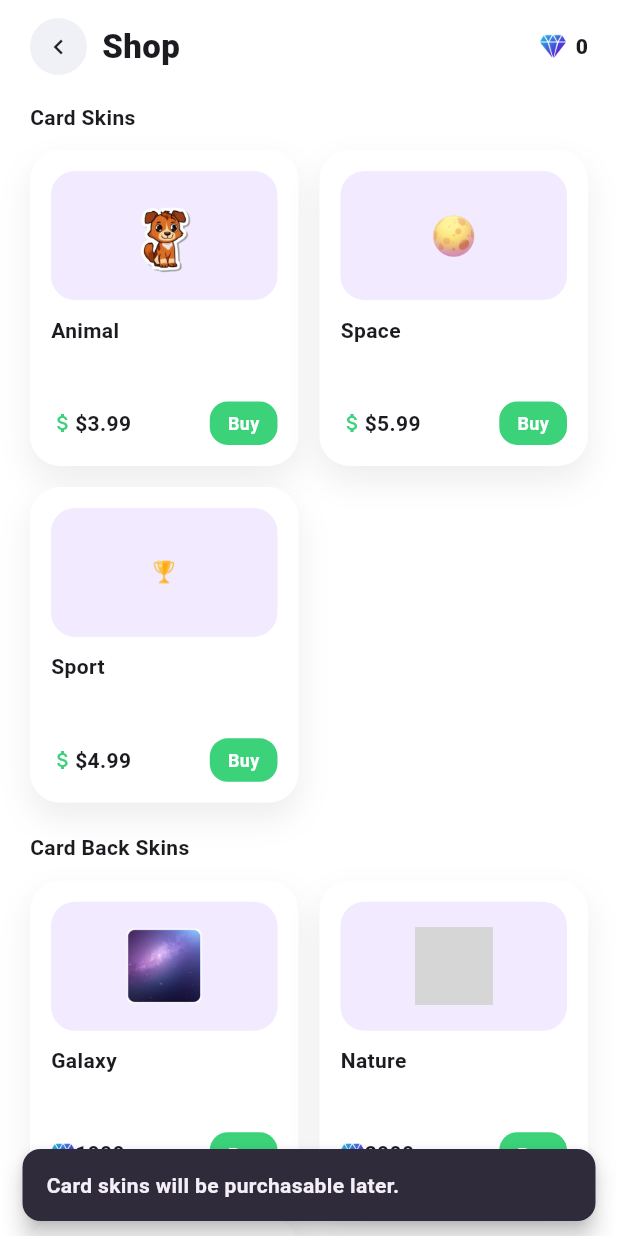
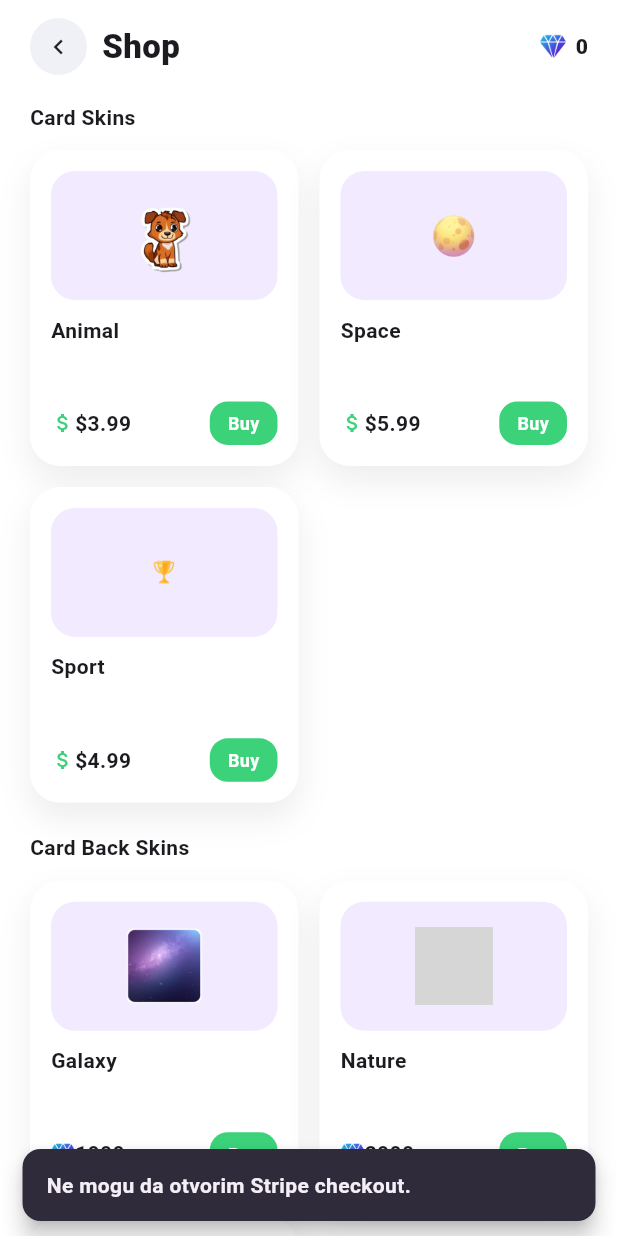
Before and after one commit to aleksa-panovic/mind-flip, a Flutter app: the ShopScreen screen opened by its route, after a tap on "Buy", on a phone screen of 412 x 824 dp. Run offline on Flutter 3.47's test engine with Material 3 defaults, Android fonts, the light colour scheme and no system bars; our stand-ins replace cloud_firestore, firebase_auth, firebase_core, shared_preferences; accounts and stored records are empty; Roboto replaces fonts that are missing (Poppins); grey boxes are pictures that could not be loaded.

Commit message:
Stripe test kupovine + zapis u purchases za front skinove

```diff
--- a/lib/screens/shop/shop_screen.dart
+++ b/lib/screens/shop/shop_screen.dart
@@ -1,5 +1,6 @@
 import 'package:flutter/material.dart';
 import 'package:provider/provider.dart';
+import 'package:url_launcher/url_launcher.dart';
 
 import '../../providers/skin_provider.dart';
 import '../../widgets/fade_slide_in.dart';
@@ -32,6 +33,34 @@ class ShopScreen extends StatelessWidget {
       ),
     );
   }
+}
+
+const Map<String, String> _stripePaymentLinks = {
+  // TODO: Replace with your Stripe test Payment Links.
+  'animal': 'https://buy.stripe.com/test_7sY9AS9mc5jJdxC5NQffy00',
+  'space': 'https://buy.stripe.com/test_00wfZgeGw5jJalq0twffy02',
+  'sport': 'https://buy.stripe.com/test_6oUbJ01TK6nNfFKa46ffy01',
+};
+
+Future<bool> _openStripeCheckout(BuildContext context, String skinKey) async {
+  final url = _stripePaymentLinks[skinKey];
+  if (url == null || url.contains('test_replace')) {
+    _showInfo(
+      context,
+      'Stripe link nije postavljen. Dodaj Payment Link u kod.',
+    );
+    return false;
+  }
+  final uri = Uri.tryParse(url);
+  if (uri == null) {
+    _showInfo(context, 'Nevalidan Stripe link.');
+    return false;
+  }
+  final ok = await launchUrl(uri, mode: LaunchMode.platformDefault);
+  if (!ok) {
+    _showInfo(context, 'Ne mogu da otvorim Stripe checkout.');
+  }
+  return ok;
 }
 
 class _TitleBar extends StatelessWidget {
@@ -117,6 +146,7 @@ class _SkinGrid extends StatelessWidget {
           child: _SkinCard(
             title: 'Animal',
             priceLabel: '\$3.99',
+            cashPrice: 3.99,
             assetPath: 'assets/card_skins/animal_skin/a1.png',
             skinKey: 'animal',
           ),
@@ -126,6 +156,7 @@ class _SkinGrid extends StatelessWidget {
           child: _SkinCard(
             title: 'Space',
             priceLabel: '\$5.99',
+            cashPrice: 5.99,
             assetPath: 'assets/card_skins/space_skin/s1.png',
             skinKey: 'space',
           ),
@@ -135,6 +166,7 @@ class _SkinGrid extends StatelessWidget {
           child: _SkinCard(
             title: 'Sport',
             priceLabel: '\$4.99',
+            cashPrice: 4.99,
             assetPath: 'assets/card_skins/sport_skin/Sp1.png',
             skinKey: 'sport',
           ),
@@ -202,6 +234,7 @@ class _SkinCard extends StatelessWidget {
   const _SkinCard({
     required this.title,
     this.priceLabel,
+    this.cashPrice,
     this.diamondPrice,
     this.icon,
     this.assetPath,
@@ -212,6 +245,7 @@ class _SkinCard extends StatelessWidget {
 
   final String title;
   final String? priceLabel;
+  final double? cashPrice;
   final int? diamondPrice;
   final IconData? icon;
   final String? assetPath;
@@ -291,7 +325,11 @@ class _SkinCard extends StatelessWidget {
                 onTap: () async {
                   if (owned) return;
                   if (!isDiamond) {
-                    _showInfo(context, 'Card skins will be purchasable later.');
+                    final opened = await _openStripeCheckout(context, skinKey);
+                    if (opened) {
+                      await skin.buyFrontRemote(skinKey, cashPrice ?? 0);
+                      _showBought(context);
+                    }
                     return;
                   }
                   final ok = isBack
--- a/pubspec.yaml
+++ b/pubspec.yaml
@@ -39,6 +39,7 @@ dependencies:
   firebase_core: ^3.6.0
   firebase_auth: ^5.3.1
   cloud_firestore: ^5.4.3
+  url_launcher: ^6.3.0
 
 dev_dependencies:
   flutter_test:
```
Also changed, not shown: lib/providers/skin_provider.dart (+44 -0 lines), lib/screens/inventory/inventory_screen.dart (+99 -0 lines), lib/services/firebase_db_service.dart (+12 -0 lines), pubspec.lock.
